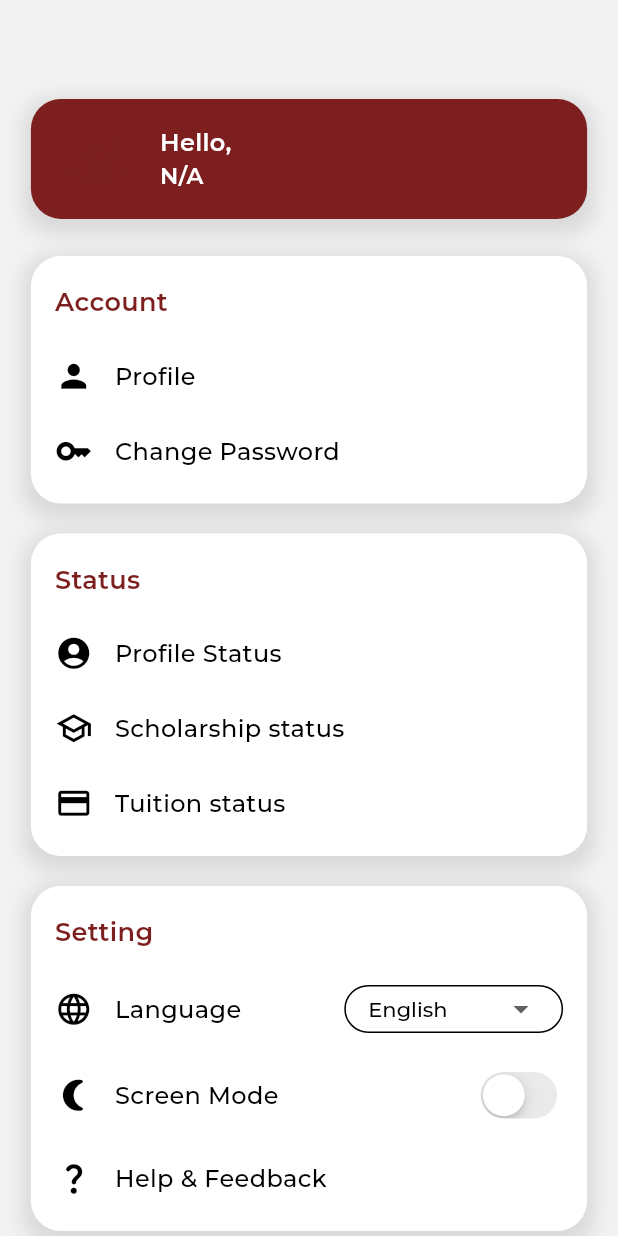
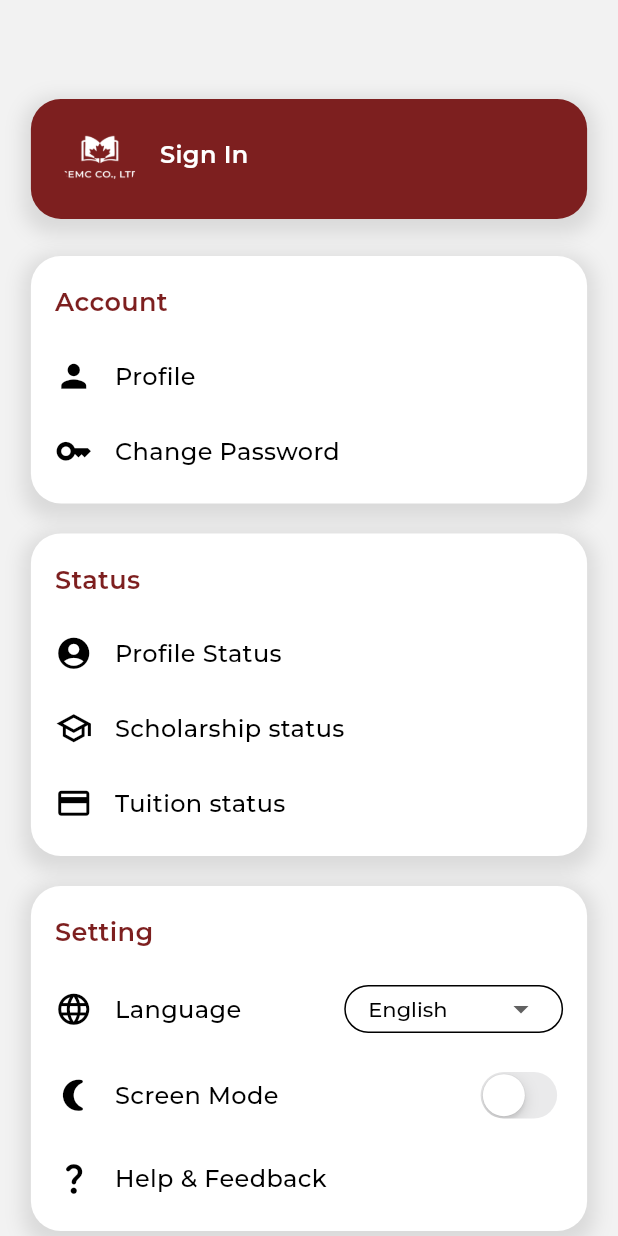
Before and after one commit to NgTrHung27/StudyAbroad_MobileApp, a Flutter app: the Profile screen opened by its route, on a phone screen of 412 x 824 dp. Run offline on Flutter 3.47's test engine with Material 3 defaults, Android fonts, the phone set to English and light mode, and no system bars; our stand-ins replace bloc, cached_network_image, carousel_slider, equatable, flutter_bloc, flutter_html and 5 more; missing offline and left inert: bottom_picker; accounts and stored records are empty; generated files the repository leaves out were written again; network calls fail.

Commit message:
update Profile

```diff
--- /dev/null
+++ b/lib/components/action/id_tab_logout.dart
@@ -0,0 +1,94 @@
+import 'package:cached_network_image/cached_network_image.dart';
+import 'package:flutter/material.dart';
+import 'package:flutter_bloc/flutter_bloc.dart';
+import 'package:google_fonts/google_fonts.dart';
+import 'package:kltn_mobile/blocs/theme_setting_cubit/theme_setting_cubit.dart';
+import 'package:kltn_mobile/components/constant/color_constant.dart';
+import 'package:kltn_mobile/components/constant/theme.dart';
+
+class IdTabLogout extends StatefulWidget {
+  final String? avatarImgUrl;
+  final String avatarImgPath;
+
+  const IdTabLogout({
+    super.key,
+    this.avatarImgUrl,
+    required this.avatarImgPath,
+  });
+
+  @override
+  State<IdTabLogout> createState() => _IdTabLogoutState();
+}
+
+class _IdTabLogoutState extends State<IdTabLogout> {
+  @override
+  Widget build(BuildContext context) {
+    final ImageProvider<Object> imageWidget = widget.avatarImgUrl != null
+        ? CachedNetworkImageProvider(widget.avatarImgUrl!)
+            as ImageProvider<Object>
+        : AssetImage(widget.avatarImgPath) as ImageProvider<Object>;
+    final screenWidth = MediaQuery.of(context).size.width;
+    final isDarkMode =
+        context.watch<ThemeSettingCubit>().state == AppTheme.blackTheme;
+    return GestureDetector(
+      onTap: () {
+        Navigator.pushNamed(context, '/login');
+      },
+      child: Container(
+        height: 80,
+        width: screenWidth * 0.9,
+        decoration: BoxDecoration(
+          color: isDarkMode ? AppColor.scafflodBgColorDark : AppColor.redButton,
+          borderRadius: BorderRadius.circular(20),
+          border: Border.all(
+              color: isDarkMode ? Colors.white : Colors.transparent, width: 1),
+          boxShadow: [
+            BoxShadow(
+              color: Colors.black.withOpacity(0.1),
+              blurRadius: 10,
+              spreadRadius: 5,
+              offset: const Offset(0, 5),
+            ),
+          ],
+        ),
+        child: Stack(
+          children: [
+            Positioned(
+              top: 10,
+              left: 20,
+              bottom: 10,
+              child: Container(
+                height: 50,
+                width: 50,
+                decoration: BoxDecoration(
+                  shape: BoxShape.circle,
+                  image: DecorationImage(
+                    image: imageWidget,
+                    fit: BoxFit.cover,
+                  ),
+                ),
+              ),
+            ),
+            Positioned(
+              top: 25,
+              left: 85,
+              child: Column(
+                crossAxisAlignment: CrossAxisAlignment.start,
+                children: [
+                  Text(
+                    'Sign In',
+                    style: GoogleFonts.montserrat(
+                      fontSize: 16,
+                      color: Colors.white,
+                      fontWeight: FontWeight.w600,
+                    ),
+                  ),
+                ],
+              ),
+            )
+          ],
+        ),
+      ),
+    );
+  }
+}
--- a/lib/screens/profiles/profile.dart
+++ b/lib/screens/profiles/profile.dart
@@ -3,6 +3,7 @@ import 'package:flutter_bloc/flutter_bloc.dart';
 import 'package:kltn_mobile/blocs/auth_cubit_bloc/login_cubit.dart';
 import 'package:kltn_mobile/blocs/lang_cubit/language_bloc.dart';
 import 'package:kltn_mobile/blocs/theme_setting_cubit/theme_setting_cubit.dart';
+import 'package:kltn_mobile/components/action/id_tab_logout.dart';
 import 'package:kltn_mobile/components/functions/alert_dialog.dart';
 import 'package:kltn_mobile/components/style/montserrat.dart';
 import 'package:kltn_mobile/components/style/simplebutton.dart';
@@ -120,14 +121,19 @@ class _UserProfileState extends BasePageState<Profile> {
                   Row(
                     mainAxisAlignment: MainAxisAlignment.center,
                     children: [
-                      IdTab(
-                        userName: hello,
-                        idUser: userAuth?.name ?? 'N/A',
-                        avatarImgUrl: userAuth?.student.school.logo != null
-                            ? userAuth!.student.school.logo
-                            : null, // Sử dụng hình ảnh từ API nếu có
-                        avatarImgPath: 'assets/logo/logo_red.png',
-                      ),
+                      isLoggedIn
+                          ? IdTab(
+                              userName: hello,
+                              idUser: userAuth?.name ?? 'N/A',
+                              avatarImgUrl:
+                                  userAuth?.student.school.logo != null
+                                      ? userAuth!.student.school.logo
+                                      : null, // Sử dụng hình ảnh từ API nếu có
+                              avatarImgPath: 'assets/logo/logo_white.png',
+                            )
+                          : const IdTabLogout(
+                              avatarImgPath: 'assets/logo/logo_white.png',
+                            )
                     ],
                   ),
                   SizedBox(height: screenHeight * 0.03),
```
